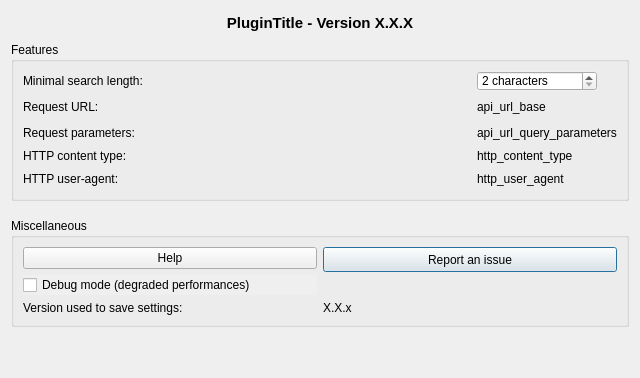
Above: french_locator_filter/gui/dlg_settings.ui from IGNF-Xavier/qgis-French-locator-filter before the change. Below: the same form after it.
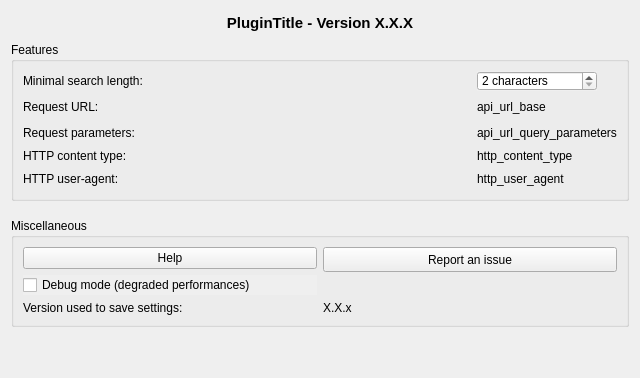
That is the form after the change. Icons and pictures are not drawn.

```diff
--- a/french_locator_filter/gui/dlg_settings.ui
+++ b/french_locator_filter/gui/dlg_settings.ui
@@ -1,7 +1,8 @@
 <?xml version="1.0" encoding="UTF-8"?>
 <ui version="4.0">
  <class>dlg_settings</class>
- <widget class="QDialog" name="dlg_settings">
+ <!-- <widget class="QDialog" name="dlg_settings"> -->
+ <widget class="QWidget" name="dlg_settings">
   <property name="geometry">
    <rect>
     <x>0</x>
```
